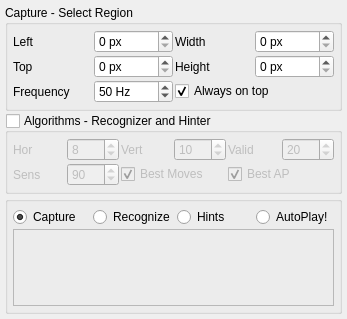
enricoros/k-web-automation-biocheat, file Window.ui: the form before one commit.
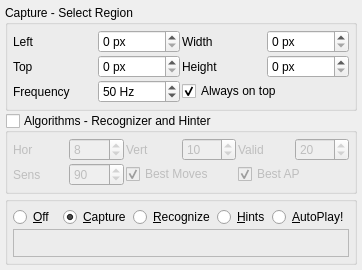
The form after the commit. Custom widgets are drawn as their Qt base class.

Patch:
```diff
--- a/Window.ui
+++ b/Window.ui
@@ -6,8 +6,8 @@
    <rect>
     <x>0</x>
     <y>0</y>
-    <width>347</width>
-    <height>319</height>
+    <width>362</width>
+    <height>270</height>
    </rect>
   </property>
   <property name="windowTitle">
@@ -238,30 +238,59 @@
     <widget class="QGroupBox" name="groupBox_2">
      <layout class="QGridLayout" name="gridLayout_3">
       <item row="0" column="0">
+       <widget class="QRadioButton" name="display0">
+        <property name="text">
+         <string>&amp;Off</string>
+        </property>
+        <property name="shortcut">
+         <string>Alt+O</string>
+        </property>
+       </widget>
+      </item>
+      <item row="0" column="1">
        <widget class="QRadioButton" name="display1">
         <property name="text">
-         <string>Capture</string>
+         <string>&amp;Capture</string>
+        </property>
+        <property name="shortcut">
+         <string>Alt+C</string>
         </property>
         <property name="checked">
          <bool>true</bool>
         </property>
        </widget>
       </item>
-      <item row="0" column="1">
+      <item row="0" column="2">
        <widget class="QRadioButton" name="display2">
         <property name="text">
-         <string>Recognize</string>
+         <string>&amp;Recognize</string>
+        </property>
+        <property name="shortcut">
+         <string>Alt+R</string>
         </property>
        </widget>
       </item>
       <item row="0" column="3">
+       <widget class="QRadioButton" name="display3">
+        <property name="text">
+         <string>&amp;Hints</string>
+        </property>
+        <property name="shortcut">
+         <string>Alt+H</string>
+        </property>
+       </widget>
+      </item>
+      <item row="0" column="4">
        <widget class="QRadioButton" name="display4">
         <property name="text">
-         <string>AutoPlay!</string>
+         <string>&amp;AutoPlay!</string>
+        </property>
+        <property name="shortcut">
+         <string>Alt+A</string>
         </property>
        </widget>
       </item>
-      <item row="1" column="0" colspan="4">
+      <item row="1" column="0" colspan="5">
        <widget class="Visualizer" name="visualizer">
         <property name="sizePolicy">
          <sizepolicy hsizetype="MinimumExpanding" vsizetype="MinimumExpanding">
@@ -277,13 +306,6 @@
         </property>
        </widget>
       </item>
-      <item row="0" column="2">
-       <widget class="QRadioButton" name="display3">
-        <property name="text">
-         <string>Hints</string>
-        </property>
-       </widget>
-      </item>
      </layout>
     </widget>
    </item>
```
Left out of the diff: 2 changed lines with no effect on the pictures.
